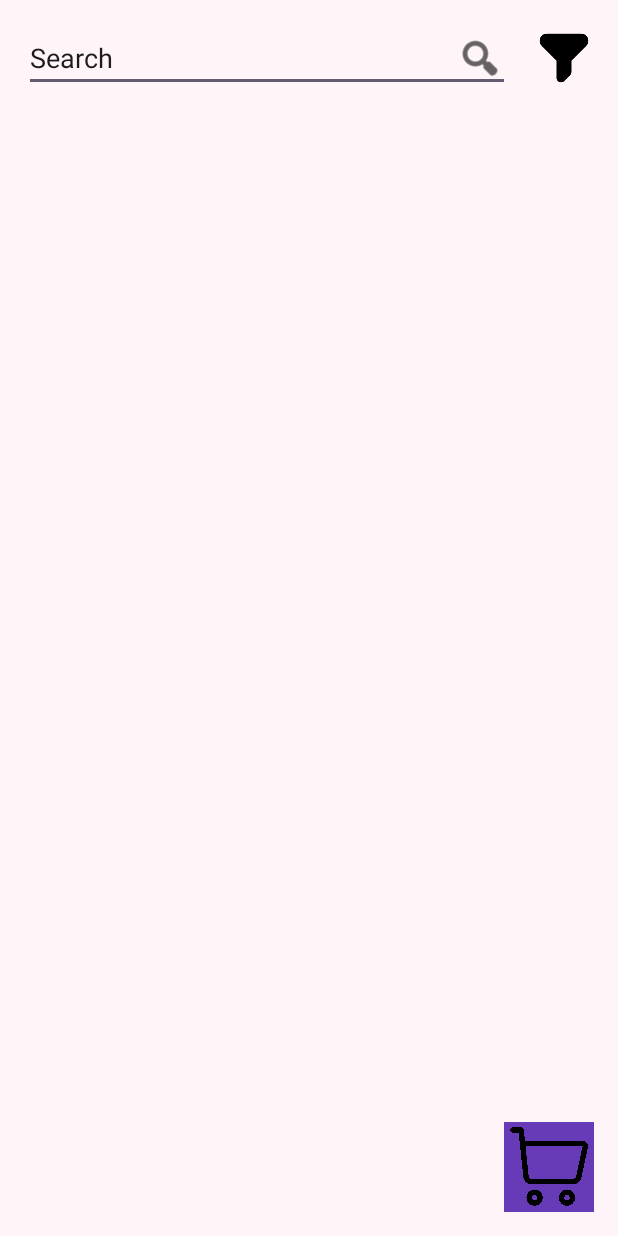
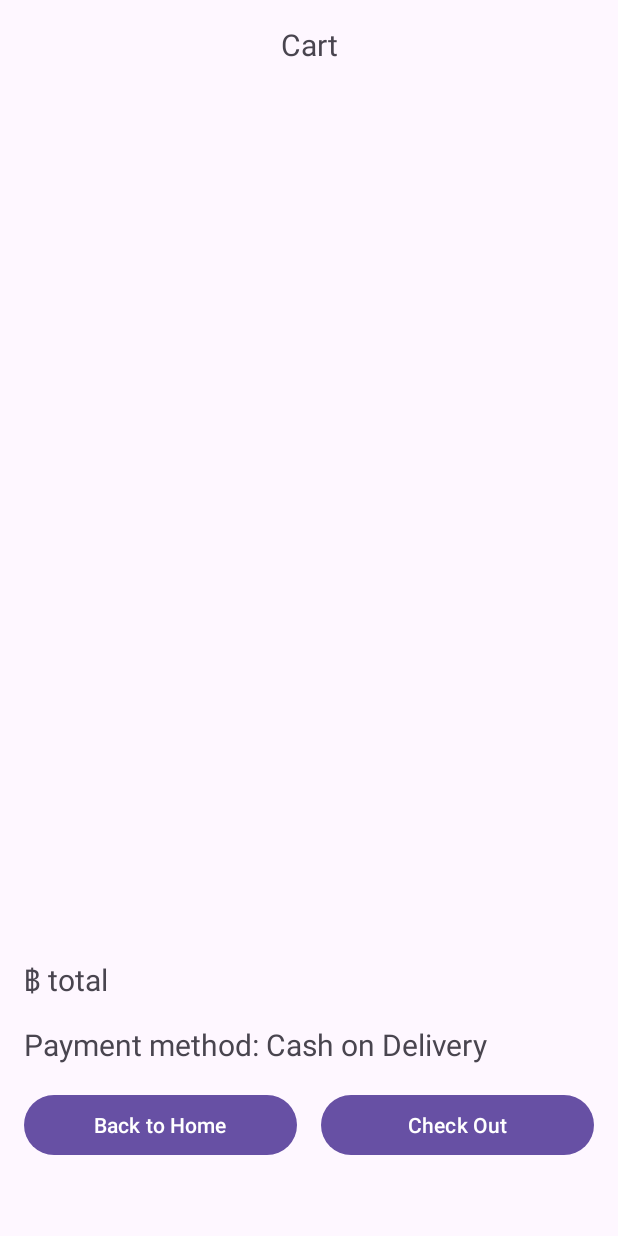
Before and after one commit to pongfei/ShopMaiNew, an Android app: the screen it shows after launch (MainActivity before the commit, OrderActivity after it), after a tap on an icon or button, on a phone screen of 412 x 824 dp. Run offline under Robolectric (Android 15) with nearby library versions, the phone set to English and light mode, and no system bars; our stand-ins replace Firebase (no records; nobody signed in at launch, a user with empty details on screens opened directly).

Commit message:
cart page

```diff
--- a/app/src/main/AndroidManifest.xml
+++ b/app/src/main/AndroidManifest.xml
@@ -16,6 +16,9 @@
             android:name=".Model.ItemDetail"
             android:exported="false" />
         <activity
+            android:name=".OrderActivity"
+            android:exported="false" />
+        <activity
             android:name=".MainActivity"
             android:exported="true">
             <intent-filter>
--- a/app/src/main/java/com/egci428/shopmai/Adapter/OrderAdapter.kt
+++ b/app/src/main/java/com/egci428/shopmai/Adapter/OrderAdapter.kt
@@ -9,44 +9,55 @@ import androidx.recyclerview.widget.RecyclerView
 import com.egci428.shopmai.Model.Order
 import com.egci428.shopmai.R
 
-class OrderAdapter(private val orderObject: MutableList<Order>, private val listener: OnItemClickListener):RecyclerView.Adapter<OrderAdapter.OrderViewHolder>() {
+class OrderAdapter(
+    private val orderObject: ArrayList<Order>,
+    private val listener: OnItemClickListener
+) : RecyclerView.Adapter<OrderAdapter.OrderViewHolder>() {
 
     override fun onCreateViewHolder(parent: ViewGroup, viewType: Int): OrderViewHolder {
-        val itemView = LayoutInflater.from(parent.context).inflate(R.layout.row,parent,false)
+        val itemView = LayoutInflater.from(parent.context).inflate(R.layout.cart_row, parent, false)
         return OrderViewHolder(itemView)
     }
 
-    override fun getItemCount(): Int {
-        return orderObject.size
-    }
+    override fun getItemCount(): Int = orderObject.size
 
-    override fun onBindViewHolder(holder: OrderViewHolder, position: Int)
-    {
+    override fun onBindViewHolder(holder: OrderViewHolder, position: Int) {
+        val order = orderObject[position]
+        holder.txtTitle.text = order.title
+        holder.txtPrice.text = order.price.toString()
 
-//        holder.txtTitle.text = orderObject[position].title
-//        holder.txtPrice.text = orderObject[position].price.toString()
-//        holder.imgView.setImageResource(orderObject[position].img1)
-//        val Img = "R.drawable" + orderObject[position].img1
-//        holder.imgView.setImage(Img)
+        // Resolve image resource
+        val imgName = order.img1
+        val context = holder.imgView.context
+        val resId = imgName?.let { context.resources.getIdentifier(it, "drawable", context.packageName) } ?: 0
+        if (resId != 0) {
+            holder.imgView.setImageResource(resId)
+        } else {
+            holder.imgView.setImageResource(R.drawable.ic_launcher_foreground)
+        }
     }
 
     interface OnItemClickListener {
         fun onItemClick(position: Int)
     }
 
-    inner class OrderViewHolder(itemView: View):RecyclerView.ViewHolder(itemView) {
-//        var txtTitle = itemView.findViewById<TextView>(R.id.itemTitle)
-//        var txtPrice = itemView.findViewById<TextView>(R.id.itemPrice)
-//        var imgView = itemView.findViewById<ImageView>(R.id.imgView)
+    inner class OrderViewHolder(itemView: View) : RecyclerView.ViewHolder(itemView) {
+        val txtTitle: TextView = itemView.findViewById(R.id.itemTitle)
+        val txtPrice: TextView = itemView.findViewById(R.id.itemPrice)
+        val imgView: ImageView = itemView.findViewById(R.id.imgView)
 
         init {
-            // Set the click listener for the entire item view
             itemView.setOnClickListener {
-                val position = adapterPosition
-                if (position != RecyclerView.NO_POSITION) {
-                    listener.onItemClick(position)
+                if (adapterPosition != RecyclerView.NO_POSITION) {
+                    listener.onItemClick(adapterPosition)
                 }
             }
         }
     }
+
+    fun updateOrders(newOrders: List<Order>) {
+        orderObject.clear()
+        orderObject.addAll(newOrders)
+        notifyDataSetChanged()
+    }
 }
--- a/app/src/main/java/com/egci428/shopmai/MainActivity.kt
+++ b/app/src/main/java/com/egci428/shopmai/MainActivity.kt
@@ -1,5 +1,6 @@
 package com.egci428.shopmai
 
+import android.content.Intent
 import android.os.Bundle
 import android.view.View
 import android.widget.ListView
@@ -55,6 +56,8 @@ class MainActivity : AppCompatActivity() {
     // (view:View) is used when interacting with UI components without binding
     fun toCart(view: View) {
         Toast.makeText(this, "to cart!", Toast.LENGTH_SHORT).show()
+        intent = Intent(this, OrderActivity::class.java)
+        startActivity(intent)
     }
 
     fun search(view:View){
--- a/app/src/main/java/com/egci428/shopmai/Model/Order.kt
+++ b/app/src/main/java/com/egci428/shopmai/Model/Order.kt
@@ -1,3 +1,3 @@
 package com.egci428.shopmai.Model
 
-data class Order (val price: Int)
+data class Order (val title: String, val img1: String, val price: Int)
--- /dev/null
+++ b/app/src/main/java/com/egci428/shopmai/OrderActivity.kt
@@ -0,0 +1,90 @@
+package com.egci428.shopmai
+
+import android.content.Intent
+import android.hardware.SensorEventListener
+import android.hardware.SensorManager
+import android.os.Bundle
+import android.widget.Button
+import android.widget.TextView
+import android.widget.Toast
+import androidx.activity.enableEdgeToEdge
+import androidx.appcompat.app.AppCompatActivity
+import androidx.core.view.ViewCompat
+import androidx.core.view.WindowInsetsCompat
+import androidx.recyclerview.widget.LinearLayoutManager
+import androidx.recyclerview.widget.RecyclerView
+import com.egci428.shopmai.Adapter.OrderAdapter
+import com.egci428.shopmai.Model.Order
+import com.google.firebase.firestore.FirebaseFirestore
+
+class OrderActivity :  AppCompatActivity(), OrderAdapter.OnItemClickListener
+    {
+    lateinit var recyclerView: RecyclerView
+    lateinit var adapter: OrderAdapter
+    private val orderList = ArrayList<Order>()
+
+//    private var sensorManager : SensorManager? = null //sensor
+//    private var lastUpdate: Long = 0 //sensor
+    lateinit var totalText: TextView
+
+    private lateinit var dataReference: FirebaseFirestore
+
+    override fun onCreate(savedInstanceState: Bundle?) {
+        super.onCreate(savedInstanceState)
+        enableEdgeToEdge()
+        setContentView(R.layout.activity_cart)
+        ViewCompat.setOnApplyWindowInsetsListener(findViewById(R.id.main)) { v, insets ->
+            val systemBars = insets.getInsets(WindowInsetsCompat.Type.systemBars())
+            v.setPadding(systemBars.left, systemBars.top, systemBars.right, systemBars.bottom)
+            insets
+        }
+        recyclerView = findViewById(R.id.RecyclerView)
+        recyclerView.layoutManager = LinearLayoutManager(this)
+
+        dataReference = FirebaseFirestore.getInstance()
+
+        adapter = OrderAdapter(orderList, this)
+        recyclerView.adapter = adapter
+
+        val homeBtn = findViewById<Button>(R.id.homeBtn)
+        val checkBtn = findViewById<Button>(R.id.checkBtn)
+        totalText = findViewById(R.id.totalTextView)
+
+        readFirestoreData()
+
+        homeBtn.setOnClickListener(){
+            val intent = Intent(this, MainActivity::class.java) //from: this to SaveCookies
+            startActivity(intent)
+        }
+        checkBtn.setOnClickListener(){
+            Toast.makeText(this, "Order submitted!", Toast.LENGTH_SHORT).show()
+//            val intent = Intent(this, ReviewActivity::class.java) //from: this to SaveCookies
+//            intent.putExtras("itemname","chocolate cake")
+//            startActivity(intent)
+//            finish()
+        }
+    }
+        private fun readFirestoreData() {
+            dataReference.collection("order")
+                .get()
+                .addOnSuccessListener {result ->
+                    val newOrders = result.toObjects(Order::class.java)
+                    adapter.updateOrders(newOrders)
+                }
+                .addOnFailureListener {
+                    Toast.makeText(
+                        applicationContext,
+                        "Failed to read message from Firestore!",
+                        Toast.LENGTH_SHORT
+                    ).show()
+                }
+        }
+
+        override fun onItemClick(position: Int) {
+            val viewHolder = recyclerView.findViewHolderForAdapterPosition(position)
+            viewHolder?.itemView?.animate()?.alpha(0F)?.setDuration(300)?.withEndAction {
+                orderList.removeAt(position)
+                adapter.notifyItemRemoved(position)
+            }
+        }
+    }
--- a/app/src/main/res/layout/activity_cart.xml
+++ b/app/src/main/res/layout/activity_cart.xml
@@ -2,6 +2,7 @@
 <androidx.constraintlayout.widget.ConstraintLayout xmlns:android="http://schemas.android.com/apk/res/android"
     xmlns:app="http://schemas.android.com/apk/res-auto"
     xmlns:tools="http://schemas.android.com/tools"
+    android:id="@+id/main"
     android:layout_width="match_parent"
     android:layout_height="match_parent">
 
@@ -19,6 +20,7 @@
         app:layout_constraintTop_toTopOf="parent" />
 
     <androidx.recyclerview.widget.RecyclerView
+        android:id="@+id/RecyclerView"
         android:layout_width="0dp"
         android:layout_height="0dp"
         android:layout_marginStart="16dp"
@@ -34,13 +36,13 @@
         android:id="@+id/checkBtn"
         android:layout_width="0dp"
         android:layout_height="wrap_content"
-        android:layout_marginStart="16dp"
+        android:layout_marginStart="8dp"
         android:layout_marginEnd="16dp"
         android:layout_marginBottom="50dp"
         android:text="Check Out"
         app:layout_constraintBottom_toBottomOf="parent"
         app:layout_constraintEnd_toEndOf="parent"
-        app:layout_constraintStart_toStartOf="parent" />
+        app:layout_constraintStart_toEndOf="@+id/homeBtn" />
 
     <TextView
         android:id="@+id/totalTextView"
@@ -69,4 +71,16 @@
         app:layout_constraintEnd_toEndOf="parent"
         app:layout_constraintHorizontal_bias="0.0"
         app:layout_constraintStart_toStartOf="parent" />
+
+    <Button
+        android:id="@+id/homeBtn"
+        android:layout_width="0dp"
+        android:layout_height="wrap_content"
+        android:layout_marginStart="16dp"
+        android:layout_marginEnd="8dp"
+        android:layout_marginBottom="50dp"
+        android:text="Back to Home"
+        app:layout_constraintBottom_toBottomOf="parent"
+        app:layout_constraintEnd_toStartOf="@+id/checkBtn"
+        app:layout_constraintStart_toStartOf="parent" />
 </androidx.constraintlayout.widget.ConstraintLayout>
```
Also changed, not shown: app/src/main/res/layout/cart_row.xml (added, +57 -0 lines).
